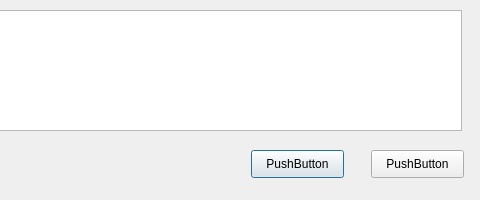
This is ArcApp/storage.ui in Arc-Project/Arc as Qt 5 draws it before an edit; both pictures show x 219 to 699 and y 0 to 200 of the 699 by 200 pixel window. The edited form follows.
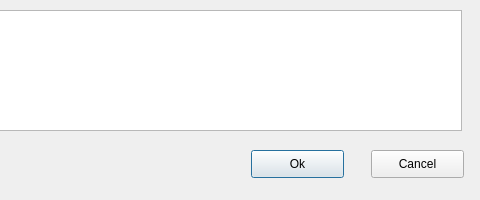
This is the edited form.

Commit message: added confirmation message to storage delete

```diff
--- a/ArcApp/storage.ui
+++ b/ArcApp/storage.ui
@@ -23,7 +23,7 @@
     </rect>
    </property>
    <property name="text">
-    <string>PushButton</string>
+    <string>Ok</string>
    </property>
   </widget>
   <widget class="QPushButton" name="storageCancel">
@@ -36,7 +36,7 @@
     </rect>
    </property>
    <property name="text">
-    <string>PushButton</string>
+    <string>Cancel</string>
    </property>
   </widget>
   <widget class="QPlainTextEdit" name="storageInput">
```
The commit also changes 1 other file.
